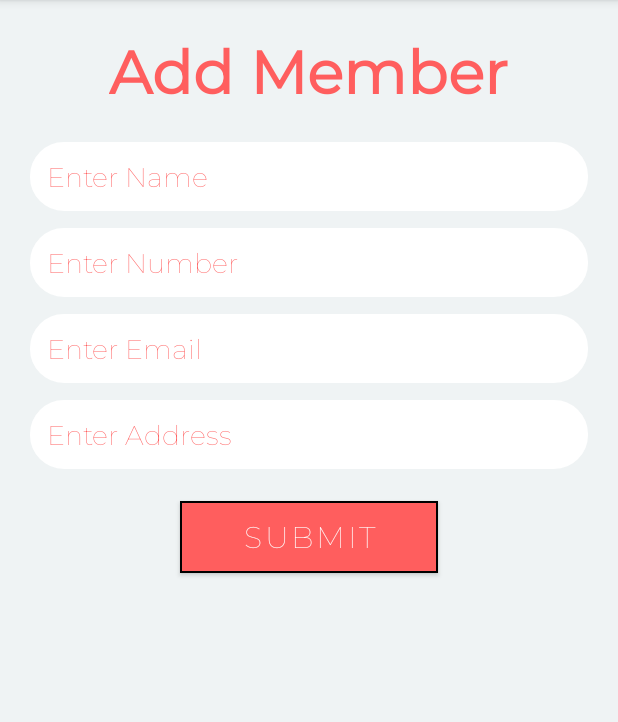
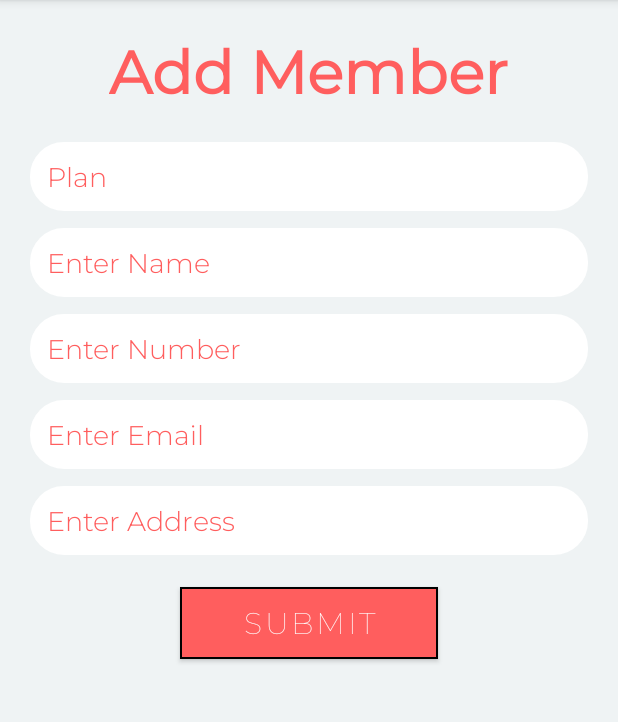
Before and after one commit to Ishani2014/Gym_Zone, an Android app: the Add_Member screen opened directly, with no data from a screen before it, after a tap on "SUBMIT", on a phone screen of 412 x 824 dp, the part 84-806 px from its top. Run offline under Robolectric (Android 15) with nearby library versions, the phone set to English and light mode, and no system bars; our stand-ins replace Firebase (no records; nobody signed in at launch, a user with empty details on screens opened directly).

Commit message:
change in add_mem

```diff
--- a/app/build.gradle
+++ b/app/build.gradle
@@ -39,6 +39,7 @@ dependencies {
     implementation 'androidx.constraintlayout:constraintlayout:2.1.3'
     implementation 'com.google.android.material:material:1.5.0'
     implementation 'androidx.swiperefreshlayout:swiperefreshlayout:1.1.0'
+    implementation 'com.google.firebase:firebase-auth:21.0.2'
     testImplementation 'junit:junit:4.13.2'
     androidTestImplementation 'androidx.test.ext:junit:1.1.3'
     androidTestImplementation 'androidx.test.espresso:espresso-core:3.4.0'
--- a/app/src/main/AndroidManifest.xml
+++ b/app/src/main/AndroidManifest.xml
@@ -11,6 +11,9 @@
         android:label="@string/app_name"
         android:roundIcon="@mipmap/ic_launcher_round"
         android:theme="@style/Theme.MyApplication3345">
+        <activity
+            android:name=".RegistrationActivity"
+            android:exported="false" />
         <activity
             android:name=".Enquiry"
             android:exported="false" />
--- a/app/src/main/java/com/example/myapplication3345/Add_Member.java
+++ b/app/src/main/java/com/example/myapplication3345/Add_Member.java
@@ -1,51 +1,51 @@
 package com.example.myapplication3345;
 
-import androidx.appcompat.app.AppCompatActivity;
-
-import android.content.Intent;
 import android.os.Bundle;
-import android.view.View;
+import android.widget.ArrayAdapter;
+import android.widget.AutoCompleteTextView;
 import android.widget.Button;
 import android.widget.EditText;
 import android.widget.Toast;
 
+import androidx.appcompat.app.AppCompatActivity;
+
 import java.util.HashMap;
 
-public class Add_Member extends AppCompatActivity
-{
+public class Add_Member extends AppCompatActivity {
+
+    AutoCompleteTextView atv;
+    String[] plan = new String[]{"Silver", "Gold", "Platinum"};
 
     @Override
-    protected void onCreate(Bundle savedInstanceState)
-    {
+    protected void onCreate(Bundle savedInstanceState) {
         super.onCreate(savedInstanceState);
         setContentView(R.layout.activity_add_member);
+        atv = findViewById(R.id.atv);
+        atv.setAdapter(new ArrayAdapter<>(Add_Member.this, android.R.layout.simple_list_item_1, plan));
         final EditText edit_name = findViewById(R.id.edt_Name);
         final EditText edit_position = findViewById(R.id.edt_Number);
         final EditText edit_email = findViewById(R.id.edt_Email);
         final EditText edit_address = findViewById(R.id.edt_Address);
+        final EditText edit_paln = findViewById(R.id.atv);
         Button btn = findViewById(R.id.btn_submit);
-
-        DAOEmployee dao =new DAOEmployee();
-        Employee emp_edit = (Employee)getIntent().getSerializableExtra("EDIT");
-        if(emp_edit !=null)
-        {
+        DAOEmployee dao = new DAOEmployee();
+        Employee emp_edit = (Employee) getIntent().getSerializableExtra("EDIT");
+        if (emp_edit != null) {
             btn.setText("UPDATE");
             edit_name.setText(emp_edit.getName());
             edit_position.setText(emp_edit.getPosition());
             edit_email.setText(emp_edit.getEmail());
             edit_address.setText(emp_edit.getAddress());
+            edit_paln.setText(emp_edit.getPlan());
 
-        }
-        else
-        {
+        } else {
             btn.setText("SUBMIT");
 
         }
-        btn.setOnClickListener(v->
+        btn.setOnClickListener(v ->
         {
-            Employee emp = new Employee(edit_name.getText().toString(), edit_position.getText().toString(), edit_email.getText().toString() , edit_address.getText().toString() );
-            if(emp_edit==null)
-            {
+            Employee emp = new Employee(edit_name.getText().toString(), edit_position.getText().toString(), edit_email.getText().toString(), edit_address.getText().toString(), edit_paln.getText().toString());
+            if (emp_edit == null) {
                 dao.add(emp).addOnSuccessListener(suc ->
                 {
                     Toast.makeText(this, "Record is inserted", Toast.LENGTH_SHORT).show();
@@ -53,14 +53,13 @@ public class Add_Member extends AppCompatActivity
                 {
                     Toast.makeText(this, "" + er.getMessage(), Toast.LENGTH_SHORT).show();
                 });
-            }
-            else
-            {
+            } else {
                 HashMap<String, Object> hashMap = new HashMap<>();
                 hashMap.put("name", edit_name.getText().toString());
                 hashMap.put("position", edit_position.getText().toString());
                 hashMap.put("email", edit_email.getText().toString());
-                hashMap.put("address",edit_address.getText().toString());
+                hashMap.put("address", edit_address.getText().toString());
+                hashMap.put("plan",edit_paln.getText().toString());
                 dao.update(emp_edit.getKey(), hashMap).addOnSuccessListener(suc ->
                 {
                     Toast.makeText(this, "Record is updated", Toast.LENGTH_SHORT).show();
--- a/app/src/main/java/com/example/myapplication3345/ContactModel.java
+++ b/app/src/main/java/com/example/myapplication3345/ContactModel.java
@@ -3,12 +3,13 @@ package com.example.myapplication3345;
 import java.io.Serializable;
 
 public class ContactModel implements Serializable {
-    String name,number,email,address;
+    String name,number,email,address,plan;
 
-    public  ContactModel(String name,String number,String email,String address){
+    public  ContactModel(String name,String number,String email,String address,String plan){
         this.name = name;
         this.number = number;
         this.email = email;
         this.address = address;
+        this.plan = plan;
     }
 }
--- a/app/src/main/java/com/example/myapplication3345/Employee.java
+++ b/app/src/main/java/com/example/myapplication3345/Employee.java
@@ -14,13 +14,15 @@ public class Employee implements Serializable
     private String position;
     private String email;
     private String address;
+    private String plan;
     public Employee(){}
-    public Employee(String name, String position, String email,String address)
+    public Employee(String name, String position, String email,String address, String plan)
     {
         this.name = name;
         this.position = position;
         this.email = email;
         this.address = address;
+        this.plan = plan;
     }
 
     public String getName()
@@ -59,6 +61,15 @@ public class Employee implements Serializable
         this.address = address;
     }
 
+    public String getPlan()
+    {
+        return plan;
+    }
+    public void setPlan(String plan)
+    {
+        this.plan = plan;
+    }
+
     public String getKey()
     {
         return key;
--- a/app/src/main/java/com/example/myapplication3345/EmployeeVH.java
+++ b/app/src/main/java/com/example/myapplication3345/EmployeeVH.java
@@ -9,7 +9,7 @@ import androidx.recyclerview.widget.RecyclerView;
 
 public class EmployeeVH extends RecyclerView.ViewHolder
 {
-    public TextView txt_name,txt_position,txt_option,txt_email,txt_address;
+    public TextView txt_name,txt_position,txt_option,txt_email,txt_address,txt_plan;
     public EmployeeVH(@NonNull View itemView)
     {
         super(itemView);
@@ -18,5 +18,6 @@ public class EmployeeVH extends RecyclerView.ViewHolder
         txt_option = itemView.findViewById(R.id.txt_option);
         txt_email = itemView.findViewById(R.id.txt_email);
         txt_address = itemView.findViewById(R.id.txt_address);
+        txt_plan = itemView.findViewById(R.id.txt_plan);
     }
 }
--- a/app/src/main/java/com/example/myapplication3345/RVAdapter.java
+++ b/app/src/main/java/com/example/myapplication3345/RVAdapter.java
@@ -49,6 +49,7 @@ public class RVAdapter extends RecyclerView.Adapter<RecyclerView.ViewHolder>
         vh.txt_position.setText(emp.getPosition());
         vh.txt_email.setText(emp.getEmail());
         vh.txt_address.setText(emp.getAddress());
+        vh.txt_plan.setText(emp.getPlan());
         vh.txt_option.setOnClickListener(v->
         {
             PopupMenu popupMenu =new PopupMenu(context,vh.txt_option);
--- a/app/src/main/java/com/example/myapplication3345/splashActivity.java
+++ b/app/src/main/java/com/example/myapplication3345/splashActivity.java
@@ -1,6 +1,4 @@
 package com.example.myapplication3345;
-
-import androidx.appcompat.app.AppCompatActivity;
 
 import android.content.Intent;
 import android.os.Bundle;
@@ -9,7 +7,7 @@ import android.view.animation.AlphaAnimation;
 import android.widget.ImageView;
 import android.widget.TextView;
 
-import org.w3c.dom.Text;
+import androidx.appcompat.app.AppCompatActivity;
 
 public class splashActivity extends AppCompatActivity {
 
@@ -31,7 +29,7 @@ public class splashActivity extends AppCompatActivity {
         new Handler().postDelayed(new Runnable() {
             @Override
             public void run() {
-                Intent intent = new Intent(splashActivity.this,HomeActivity.class);
+                Intent intent = new Intent(splashActivity.this,LoginActivity.class);
                 startActivity(intent);
                 finish();
             }
--- a/app/src/main/res/layout/activity_.xml
+++ b/app/src/main/res/layout/activity_.xml
@@ -35,7 +35,7 @@
                 android:textColor="@color/red"
                 android:gravity="center"
                 android:layout_centerHorizontal="true"
-                android:textSize="30sp"
+                android:textSize="25sp"
                 android:textStyle="bold" />
         </androidx.cardview.widget.CardView>
 
--- a/app/src/main/res/layout/activity_add_member.xml
+++ b/app/src/main/res/layout/activity_add_member.xml
@@ -23,8 +23,26 @@
             android:textColor="@color/red"
             android:textSize="40dp"
             android:textStyle="bold" />
+
+        <AutoCompleteTextView
+            android:id="@+id/atv"
+
+            android:layout_below="@+id/txtTitle"
+            android:layout_width="match_parent"
+            android:layout_height="wrap_content"
+            android:hint="Plan"
+            android:layout_marginHorizontal="20dp"
+            android:background="@drawable/custom_borderwhite"
+            android:textColorHint="@color/red"
+            android:textColor="@color/red"
+            android:fontFamily="@font/montserrat_light"
+            android:padding="11dp"
+            android:layout_marginBottom="11dp"
+            android:inputType="text"/>
+
+
         <EditText
-            android:layout_below="@+id/txtTitle"
+            android:layout_below="@+id/atv"
             android:layout_width="match_parent"
             android:layout_height="wrap_content"
             android:hint="Enter Name"
@@ -32,25 +50,26 @@
             android:background="@drawable/custom_borderwhite"
             android:textColorHint="@color/red"
             android:textColor="@color/red"
-            android:fontFamily="@font/montserrat"
+            android:fontFamily="@font/montserrat_light"
             android:padding="11dp"
             android:id="@+id/edt_Name"
             android:layout_marginBottom="11dp"
             android:inputType="text"/>
+
         <EditText
-            android:layout_below="@+id/edt_Name"
+            android:id="@+id/edt_Number"
             android:layout_width="match_parent"
             android:layout_height="wrap_content"
+            android:layout_below="@+id/edt_Name"
+            android:layout_marginHorizontal="20dp"
+            android:layout_marginBottom="11dp"
+            android:background="@drawable/custom_borderwhite"
+            android:fontFamily="@font/montserrat_light"
             android:hint="Enter Number"
-            android:layout_marginHorizontal="20dp"
-            android:background="@drawable/custom_borderwhite"
-            android:textColorHint="@color/red"
+            android:inputType="number"
+            android:padding="11dp"
             android:textColor="@color/red"
-            android:fontFamily="@font/montserrat"
-            android:padding="11dp"
-            android:id="@+id/edt_Number"
-            android:layout_marginBottom="11dp"
-            android:inputType="number"/>
+            android:textColorHint="@color/red" />
         <EditText
             android:layout_below="@+id/edt_Number"
             android:layout_width="match_parent"
@@ -60,7 +79,7 @@
             android:background="@drawable/custom_borderwhite"
             android:textColorHint="@color/red"
             android:textColor="@color/red"
-            android:fontFamily="@font/montserrat"
+            android:fontFamily="@font/montserrat_light"
             android:padding="11dp"
             android:id="@+id/edt_Email"
             android:layout_marginBottom="11dp"
@@ -74,7 +93,7 @@
             android:background="@drawable/custom_borderwhite"
             android:textColorHint="@color/red"
             android:textColor="@color/red"
-            android:fontFamily="@font/montserrat"
+            android:fontFamily="@font/montserrat_light"
             android:padding="11dp"
             android:id="@+id/edt_Address"
             android:layout_marginBottom="11dp"
--- a/app/src/main/res/layout/activity_measurement.xml
+++ b/app/src/main/res/layout/activity_measurement.xml
@@ -83,6 +83,7 @@
             android:textColor="@color/black"
             android:textColorHint="@color/black"
             android:ems="10"
+            android:textAlignment="center"
             android:inputType="numberDecimal" >
         </EditText>
 
```
Also changed, not shown: app/src/main/java/com/example/myapplication3345/LoginActivity.java (+5 -6 lines), app/src/main/res/layout/activity_enquiry.xml (+24 -23 lines), app/src/main/res/layout/contact_row.xml (+8 -0 lines), app/src/main/res/drawable/enquiryimage.png (added), app/src/main/res/drawable/enquiryimg2.png (added), app/src/main/res/layout/activity_login.xml (indentation only).
